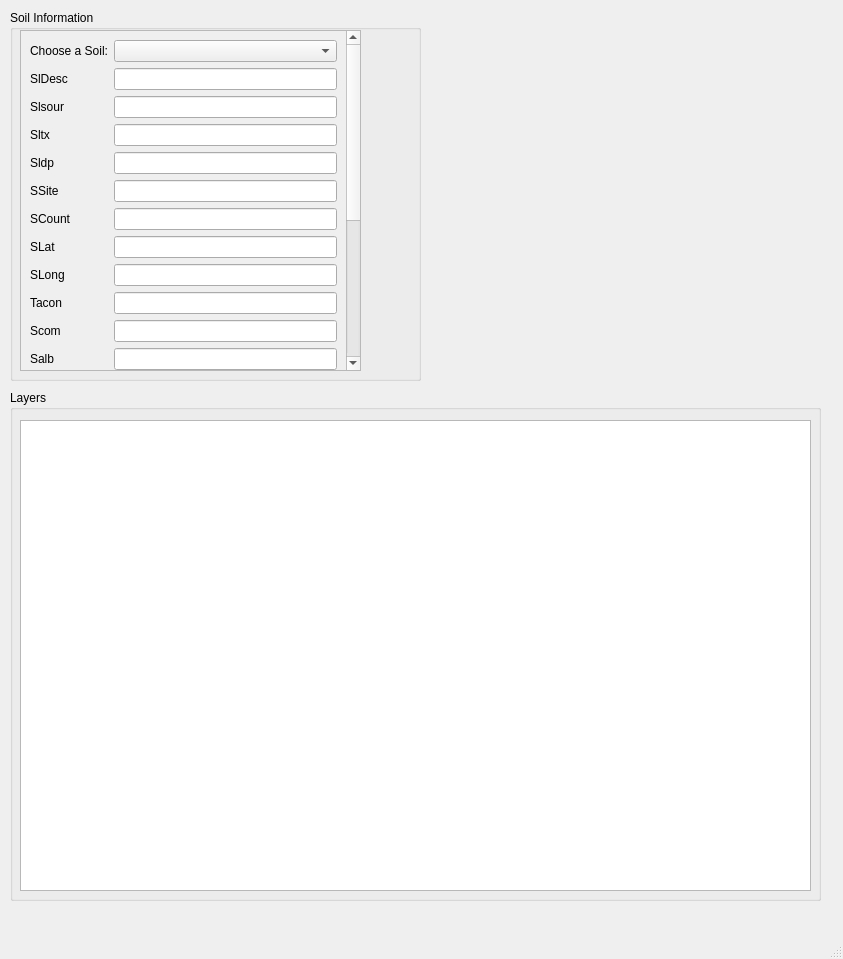
Old version of the form proj/ui/sdb.ui in the repository westjour/GUI_Repo.
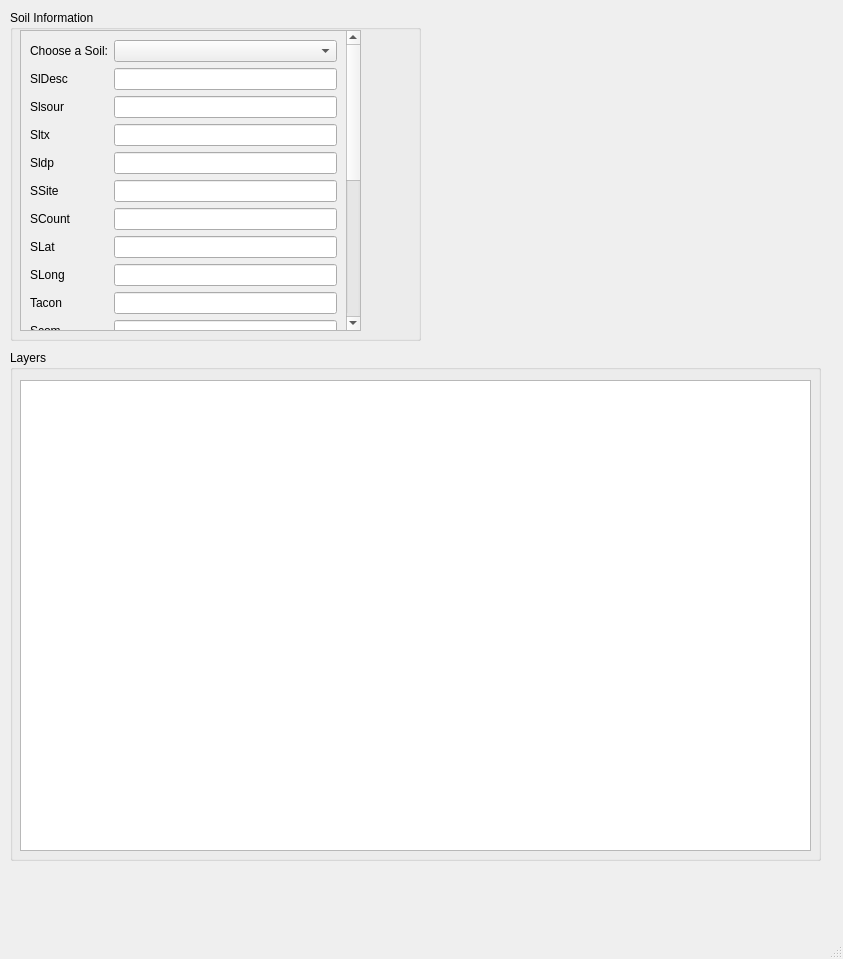
New version of the form.

```diff
--- a/proj/ui/sdb.ui
+++ b/proj/ui/sdb.ui
@@ -20,7 +20,7 @@
       <x>10</x>
       <y>10</y>
       <width>411</width>
-      <height>371</height>
+      <height>331</height>
      </rect>
     </property>
     <property name="title">
@@ -32,7 +32,7 @@
        <x>10</x>
        <y>20</y>
        <width>341</width>
-       <height>341</height>
+       <height>301</height>
       </rect>
      </property>
      <property name="verticalScrollBarPolicy">
@@ -276,7 +276,7 @@
     <property name="geometry">
      <rect>
       <x>10</x>
-      <y>390</y>
+      <y>350</y>
       <width>811</width>
       <height>511</height>
      </rect>
```
Left out of the diff: 10 changed lines with no effect on the pictures.
